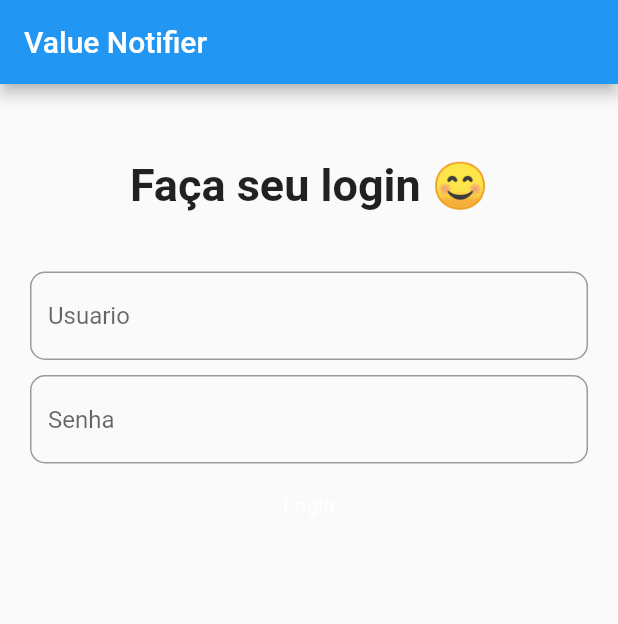
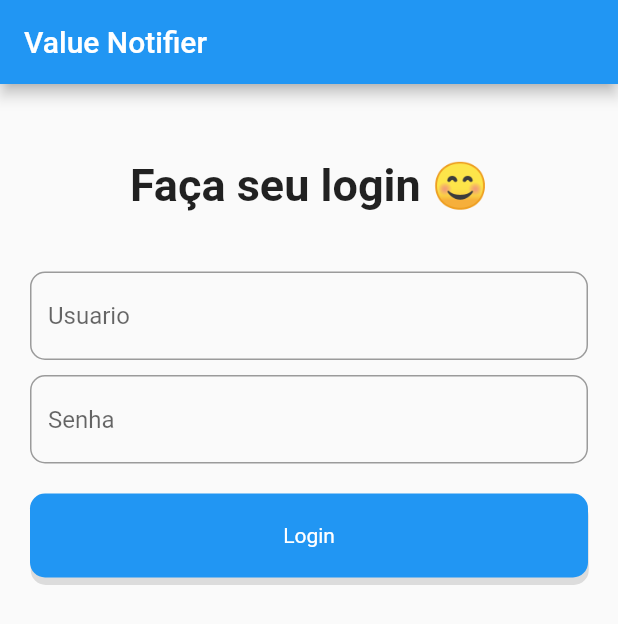
Before and after one commit to mattatito/animal-royale, a Flutter app: the screen it shows after launch, on a phone screen of 412 x 824 dp. Shown: the top 624 px of the screen. Run offline on Flutter 3.47's test engine with Material 2 defaults, Android fonts, the phone set to English and light mode, and no system bars; our stand-ins replace dio, flutter_mobx, flutter_modular, mobx; missing offline and left inert: animated_card, mobx_codegen.

Commit message:
adicionando animated_card e fazendo o value_notifier rodar

```diff
--- a/lib/modules/login/login_module.dart
+++ b/lib/modules/login/login_module.dart
@@ -1,6 +1,5 @@
 
 
-import 'package:animal_royale/modules/login/presenter/mobx/login_screen_mobox.dart';
 import 'package:animal_royale/modules/login/presenter/value_notifier/login_screen_value_notifier.dart';
 import 'package:flutter_modular/flutter_modular.dart';
 
--- a/lib/modules/login/presenter/value_notifier/controller.dart
+++ b/lib/modules/login/presenter/value_notifier/controller.dart
@@ -15,7 +15,10 @@ class LoginController {
 
     await Future.delayed(Duration(seconds: 2));
 
-    state = LoginState.userLogged();
+    state = LoginState.error("NÃO DEU");
+    await Future.delayed(Duration(seconds: 5));
+
+    state = LoginState();
   }
 
 }
--- a/lib/modules/login/presenter/value_notifier/login_screen_value_notifier.dart
+++ b/lib/modules/login/presenter/value_notifier/login_screen_value_notifier.dart
@@ -1,5 +1,7 @@
 import 'package:animal_royale/modules/login/presenter/value_notifier/controller.dart';
 import 'package:animal_royale/modules/login/presenter/value_notifier/login_state.dart';
+import 'package:animal_royale/modules/login/presenter/widgets/login_button.dart';
+import 'package:animated_card/animated_card.dart';
 import 'package:flutter/material.dart';
 
 import '../widgets/form_input_widget.dart';
@@ -54,8 +56,19 @@ class LoginScreenValueNotifier extends StatelessWidget {
               SizedBox(
                 height: 20,
               ),
-              ValueListenableBuilder<LoginState>(valueListenable: controller.state, builder: (_, state, __){
-                return state.loading ? Center(child: CircularProgressIndicator(),) : Text(
+              LoginButton(
+                  onTap: () => controller.signInUser(
+                      _userController.text, _passController.text),
+                  child: ValueListenableBuilder<LoginState>(
+                    valueListenable: controller.state,
+                    builder: (_, state, __) {
+                      return state.loading
+                          ? Center(
+                              child: CircularProgressIndicator(
+                                color: Colors.white,
+                              ),
+                            )
+                          : Text(
                               'Login',
                               textAlign: TextAlign.center,
                               style: TextStyle(
@@ -64,12 +77,28 @@ class LoginScreenValueNotifier extends StatelessWidget {
                               ),
                             );
                     },
+                  ),),
+              ValueListenableBuilder<LoginState>(valueListenable: controller.state, builder: (_, state, __){
+                return state.error.isNotEmpty ? AnimatedCard(
+                  direction: AnimatedCardDirection.right,
+                  curve: Curves.linear,
+                  onRemove: (){},
+                  child: Container(
+                    margin: EdgeInsets.all(20),
+                    width: double.maxFinite,
+                    height: 40,
+                    decoration: BoxDecoration(
+                      color: Colors.red,
+                      borderRadius: BorderRadius.circular(10),
                     ),
+                    child: Center(child: Text("um erro aconteceu: ${state.error}", style: TextStyle(color: Colors.white),)),
+                  ),
+                ) : Container();
+              }),
             ],
           ),
         ),
       ),
     );
   }
-
 }
--- a/pubspec.yaml
+++ b/pubspec.yaml
@@ -32,6 +32,7 @@ dependencies:
   mobx: ^2.0.4
   flutter_mobx: ^2.0.2
   flutter_modular: ^3.4.1+1
+  animated_card: ^2.0.0
   mobx_codegen: ^2.0.2
 
 dev_dependencies:
```
Also changed, not shown: pubspec.lock. Lines whose indentation alone changed are shown as unchanged.
